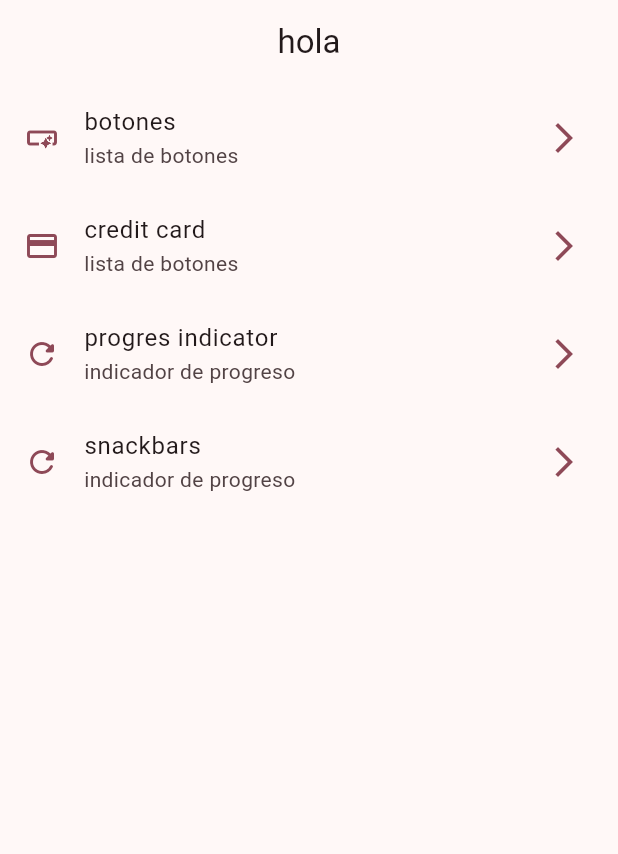
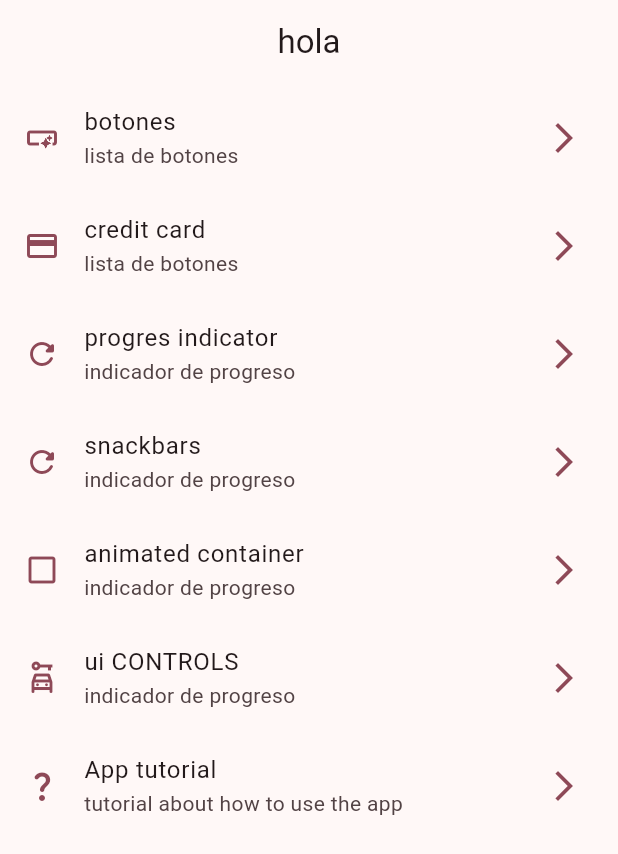
Before and after one commit to joymar300/widgets_app, a Flutter app: the screen it shows after launch, on a phone screen of 412 x 824 dp. Shown: the top 854 px of the screen. Run offline on Flutter 3.47's test engine with Material 2 defaults, Android fonts, the phone set to English and light mode, and no system bars; our stand-ins replace go_router.

```diff
--- a/lib/config/menu items/menu_items.dart
+++ b/lib/config/menu items/menu_items.dart
@@ -34,4 +34,19 @@ const appMenuItems = <MenuItems>[
       subTitle: 'indicador de progreso',
       link: '/snackbars',
       iconData: Icons.refresh_rounded),
+  MenuItems(
+      title: 'animated container',
+      subTitle: 'indicador de progreso',
+      link: '/animated',
+      iconData: Icons.check_box_outline_blank),
+  MenuItems(
+      title: 'ui CONTROLS',
+      subTitle: 'indicador de progreso',
+      link: '/ui-controls',
+      iconData: Icons.car_rental_outlined),
+  MenuItems(
+      title: 'App tutorial ',
+      subTitle: 'tutorial about how to use the app',
+      link: '/app-tutorial',
+      iconData: Icons.question_mark_rounded),
 ];
--- a/lib/config/router/app_router.dart
+++ b/lib/config/router/app_router.dart
@@ -31,5 +31,20 @@ final appRouter = GoRouter(
       name: SnackbarScreen.name,
       builder: (context, state) => SnackbarScreen(),
     ),
+    GoRoute(
+      path: '/animated',
+      name: AnimatedScreen.name,
+      builder: (context, state) => AnimatedScreen(),
+    ),
+    GoRoute(
+      path: '/ui-controls',
+      name: UiControlsScreen.name,
+      builder: (context, state) => UiControlsScreen(),
+    ),
+    GoRoute(
+      path: '/app-tutorial',
+      name: AppTutorialScreen.name,
+      builder: (context, state) => AppTutorialScreen(),
+    ),
   ],
 );
--- a/lib/presentation/screens/app_tutorial/app_tutorial_screen.dart
+++ b/lib/presentation/screens/app_tutorial/app_tutorial_screen.dart
@@ -6,6 +6,10 @@ class AppTutorialScreen extends StatelessWidget {
 
   @override
   Widget build(BuildContext context) {
-    return Container();
+    return Scaffold(
+      appBar: AppBar(
+        title: const Text(''),
+      ),
+    );
   }
 }
--- a/pubspec.yaml
+++ b/pubspec.yaml
@@ -18,3 +18,6 @@ dev_dependencies:
 
 flutter:
   uses-material-design: true
+
+assets:
+  -assets/images/
```
Also changed, not shown: lib/presentation/screens/animated/animated_screen.dart (+45 -2 lines), lib/presentation/screens/ui_controls/ui_controls_screen.dart (+99 -1 lines), assets/Images/1.png (added), assets/Images/2.png (added), assets/Images/3.png (added), assets/Images/jar-loading.gif (added), pubspec.lock, 1 other file.
